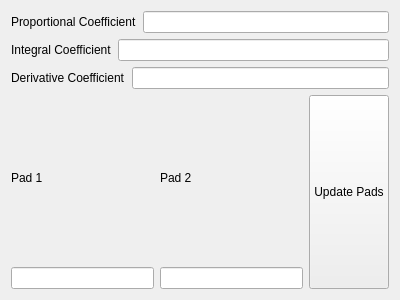
First picture: the form in Temperature_Controller_Settings.ui, repository Ryan3141/MPL_Shared, before the edit.
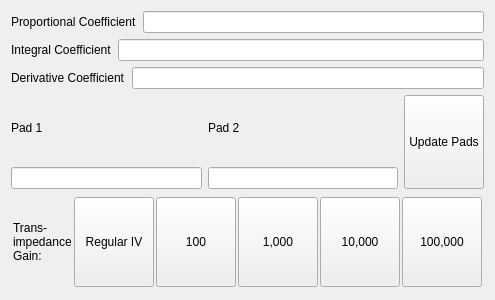
Second picture: the form after the edit.

```diff
--- a/Temperature_Controller_Settings.ui
+++ b/Temperature_Controller_Settings.ui
@@ -109,6 +109,102 @@
      </item>
     </layout>
    </item>
+   <item>
+    <widget class="QWidget" name="widget" native="true">
+     <layout class="QHBoxLayout" name="horizontalLayout_5">
+      <property name="spacing">
+       <number>2</number>
+      </property>
+      <property name="leftMargin">
+       <number>2</number>
+      </property>
+      <property name="topMargin">
+       <number>2</number>
+      </property>
+      <property name="rightMargin">
+       <number>2</number>
+      </property>
+      <property name="bottomMargin">
+       <number>2</number>
+      </property>
+      <item>
+       <widget class="QLabel" name="transimpedance_label">
+        <property name="text">
+         <string>Trans-impedance Gain:</string>
+        </property>
+        <property name="wordWrap">
+         <bool>true</bool>
+        </property>
+       </widget>
+      </item>
+      <item>
+       <widget class="QPushButton" name="transimpedanceGainOff_pushButton">
+        <property name="sizePolicy">
+         <sizepolicy hsizetype="Minimum" vsizetype="Minimum">
+          <horstretch>0</horstretch>
+          <verstretch>0</verstretch>
+         </sizepolicy>
+        </property>
+        <property name="text">
+         <string>Regular IV</string>
+        </property>
+       </widget>
+      </item>
+      <item>
+       <widget class="QPushButton" name="transimpedanceGain100_pushButton">
+        <property name="sizePolicy">
+         <sizepolicy hsizetype="Minimum" vsizetype="Minimum">
+          <horstretch>0</horstretch>
+          <verstretch>0</verstretch>
+         </sizepolicy>
+        </property>
+        <property name="text">
+         <string>100</string>
+        </property>
+       </widget>
+      </item>
+      <item>
+       <widget class="QPushButton" name="transimpedanceGain1000_pushButton">
+        <property name="sizePolicy">
+         <sizepolicy hsizetype="Minimum" vsizetype="Minimum">
+          <horstretch>0</horstretch>
+          <verstretch>0</verstretch>
+         </sizepolicy>
+        </property>
+        <property name="text">
+         <string>1,000</string>
+        </property>
+       </widget>
+      </item>
+      <item>
+       <widget class="QPushButton" name="transimpedanceGain10000_pushButton">
+        <property name="sizePolicy">
+         <sizepolicy hsizetype="Minimum" vsizetype="Minimum">
+          <horstretch>0</horstretch>
+          <verstretch>0</verstretch>
+         </sizepolicy>
+        </property>
+        <property name="text">
+         <string>10,000</string>
+        </property>
+       </widget>
+      </item>
+      <item>
+       <widget class="QPushButton" name="transimpedanceGain100000_pushButton">
+        <property name="sizePolicy">
+         <sizepolicy hsizetype="Minimum" vsizetype="Minimum">
+          <horstretch>0</horstretch>
+          <verstretch>0</verstretch>
+         </sizepolicy>
+        </property>
+        <property name="text">
+         <string>100,000</string>
+        </property>
+       </widget>
+      </item>
+     </layout>
+    </widget>
+   </item>
   </layout>
  </widget>
  <resources/>
```
